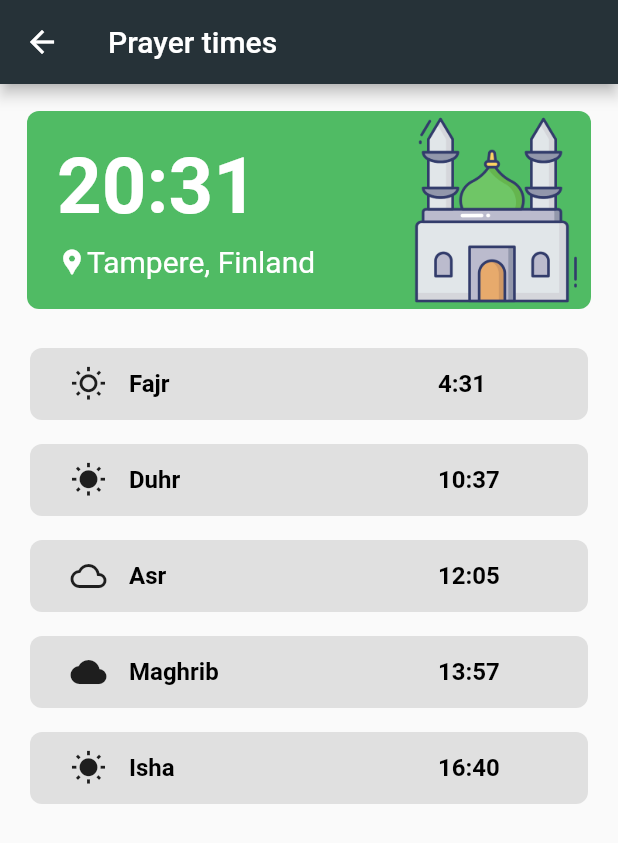
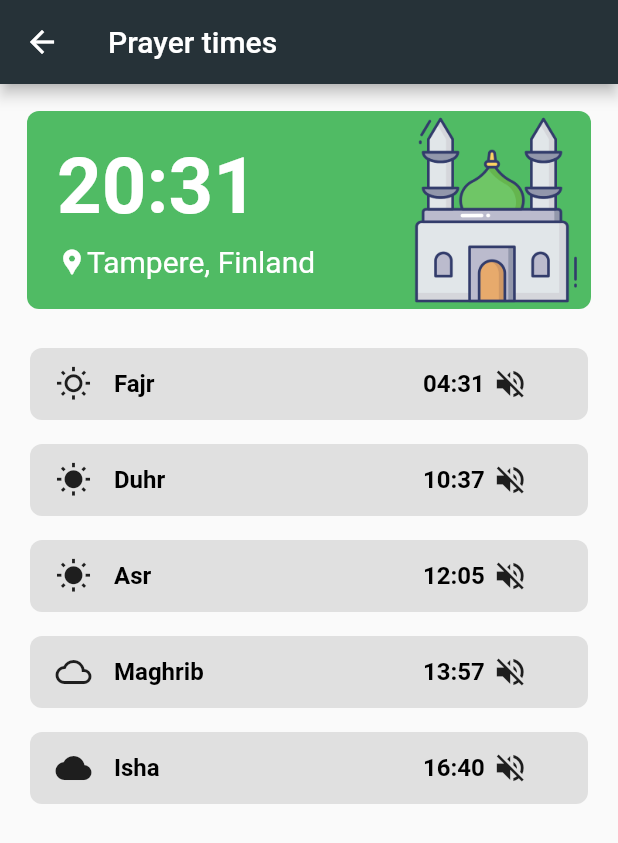
Before and after one commit to almumin/almuslim, a Flutter app: the screen it shows after launch, after a tap on "Prayer", on a phone screen of 412 x 824 dp. Shown: the top 843 px of the screen. Run offline on Flutter 3.47's test engine with Material 2 defaults, Android fonts, the phone set to English and light mode, and no system bars; our stand-ins replace adhan, hijri, sqflite; accounts and stored records are empty.

Commit message:
update prayer design

```diff
--- a/lib/screens/home.dart
+++ b/lib/screens/home.dart
@@ -99,8 +99,8 @@ class HomeView extends StatelessWidget {
                       },
                     ),
                     HomeIcon(
-                      iconPath: "dua-hands.png",
-                      text: "Duas",
+                      iconPath: "001-allah.png",
+                      text: "99 names",
                       onTapRun: () => {},
                     ),
                     HomeIcon(
@@ -123,8 +123,8 @@ class HomeView extends StatelessWidget {
                       onTapRun: () => {},
                     ),
                     HomeIcon(
-                      iconPath: "arabic-art.png",
-                      text: "Some other",
+                      iconPath: "dua-hands.png",
+                      text: "Duas",
                       onTapRun: () => {},
                     ),
                     HomeIcon(
--- a/lib/screens/prayer.dart
+++ b/lib/screens/prayer.dart
@@ -10,7 +10,9 @@ class Prayer extends StatelessWidget {
   Widget build(BuildContext context) {
     return Scaffold(
       appBar: AppBar(
-        title: Text("Prayer times"),
+        title: Text(
+            "Prayer times"
+        ),
         backgroundColor: Colors.blueGrey.shade900,
       ),
       body: ListView(
@@ -21,9 +23,9 @@ class Prayer extends StatelessWidget {
                 PrayerHeading(headingTitle: "Prayer times",),
                 PrayerColumn(waqt: "Fajr", waqtPrayerTime: pTimes.fajr, icon: Icons.wb_sunny_outlined,),
                 PrayerColumn(waqt: "Duhr", waqtPrayerTime: pTimes.dhuhr, icon: Icons.wb_sunny,),
-                PrayerColumn(waqt: "Asr", waqtPrayerTime: pTimes.asr, icon: Icons.cloud_outlined,),
-                PrayerColumn(waqt: "Maghrib", waqtPrayerTime: pTimes.maghrib, icon: Icons.wb_cloudy_rounded,),
-                PrayerColumn(waqt: "Isha", waqtPrayerTime: pTimes.isha, icon: Icons.wb_sunny,),
+                PrayerColumn(waqt: "Asr", waqtPrayerTime: pTimes.asr, icon: Icons.wb_sunny,),
+                PrayerColumn(waqt: "Maghrib", waqtPrayerTime: pTimes.maghrib, icon: Icons.cloud_queue,),
+                PrayerColumn(waqt: "Isha", waqtPrayerTime: pTimes.isha, icon: Icons.wb_cloudy_rounded,),
               ],
             ),
           )
--- a/lib/widgets/prayer.dart
+++ b/lib/widgets/prayer.dart
@@ -19,7 +19,7 @@ class PrayerColumn extends StatelessWidget {
         child: Row(
           children: [
             SizedBox(
-              width: 15,
+              width: 5,
             ),
             Icon(icon),
             SizedBox(
@@ -38,7 +38,7 @@ class PrayerColumn extends StatelessWidget {
             ),
             Container(
               child: Text(
-                waqtPrayerTime.hour.toString() +
+                waqtPrayerTime.hour.toString().padLeft(2, "0") +
                     ":" +
                     waqtPrayerTime.minute.toString().padLeft(2, "0"),
                 textAlign: TextAlign.center,
@@ -48,6 +48,10 @@ class PrayerColumn extends StatelessWidget {
                     fontWeight: FontWeight.bold),
               ),
             ),
+            SizedBox(
+              width: 5,
+            ),
+            Icon(Icons.volume_off),
           ],
         ),
       ),
```
